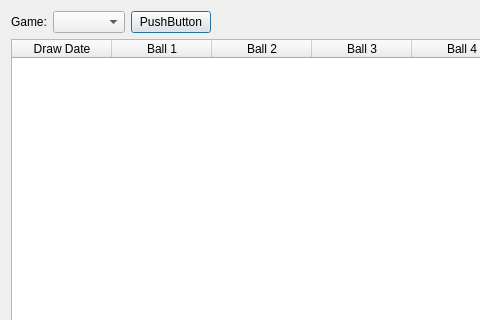
SD-MotoRider/QTLottoTracker, file LottoWindow.ui: the form before one commit; both pictures show x 0 to 480 and y 0 to 320 of the 714 by 476 pixel window.
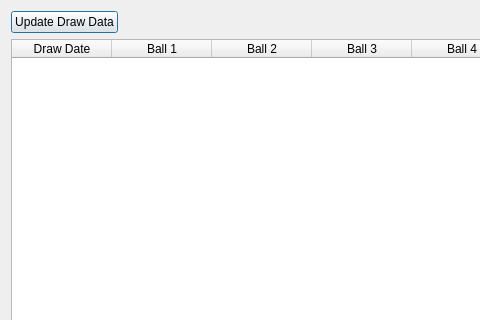
The form after the commit.

Diff of the .ui file:
```diff
--- a/LottoWindow.ui
+++ b/LottoWindow.ui
@@ -17,19 +17,9 @@
    <item>
     <layout class="QHBoxLayout" name="horizontalLayout">
      <item>
-      <widget class="QLabel" name="label">
+      <widget class="QPushButton" name="_updateDrawData">
        <property name="text">
-        <string>Game:</string>
-       </property>
-      </widget>
-     </item>
-     <item>
-      <widget class="QComboBox" name="_gamesCombo"/>
-     </item>
-     <item>
-      <widget class="QPushButton" name="_gameAction">
-       <property name="text">
-        <string>PushButton</string>
+        <string>Update Draw Data</string>
        </property>
       </widget>
      </item>
```
